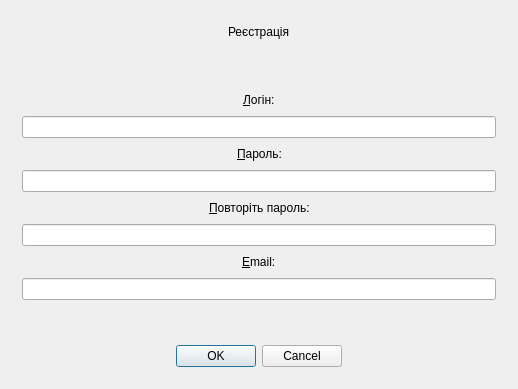
This is VENotes/noteswindow.ui in MajesticRaven/VENotes as Qt 5 draws it before an edit. The edited form follows.
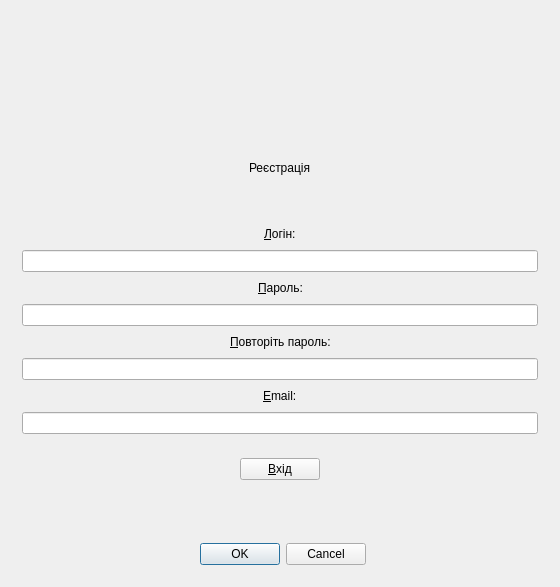
This is the edited form. The open tabs and pages were chosen to show the change. Icons and pictures are not drawn.

The edit to the form file:
```diff
--- a/VENotes/noteswindow.ui
+++ b/VENotes/noteswindow.ui
@@ -6,14 +6,14 @@
    <rect>
     <x>0</x>
     <y>0</y>
-    <width>518</width>
-    <height>389</height>
+    <width>560</width>
+    <height>587</height>
    </rect>
   </property>
   <property name="windowTitle">
    <string>NotesWindow</string>
   </property>
-  <layout class="QGridLayout" name="gridLayout">
+  <layout class="QGridLayout" name="gridLayout_2">
    <item row="0" column="0">
     <widget class="QStackedWidget" name="stackedWidget">
      <property name="currentIndex">
@@ -338,12 +338,87 @@
       <property name="focusPolicy">
        <enum>Qt::StrongFocus</enum>
       </property>
-      <layout class="QGridLayout" name="gridLayout_2">
-       <property name="sizeConstraint">
-        <enum>QLayout::SetDefaultConstraint</enum>
-       </property>
+      <layout class="QGridLayout" name="gridLayout">
        <item row="0" column="0">
-        <layout class="QVBoxLayout" name="verticalLayout_11">
+        <layout class="QVBoxLayout" name="verticalLayout_18">
+         <item>
+          <layout class="QVBoxLayout" name="verticalLayout_15">
+           <item>
+            <layout class="QHBoxLayout" name="horizontalLayout_21">
+             <item>
+              <spacer name="horizontalSpacer_37">
+               <property name="orientation">
+                <enum>Qt::Horizontal</enum>
+               </property>
+               <property name="sizeHint" stdset="0">
+                <size>
+                 <width>40</width>
+                 <height>20</height>
+                </size>
+               </property>
+              </spacer>
+             </item>
+             <item>
+              <widget class="QLabel" name="label_auth_logo_2">
+               <property name="minimumSize">
+                <size>
+                 <width>90</width>
+                 <height>90</height>
+                </size>
+               </property>
+               <property name="maximumSize">
+                <size>
+                 <width>90</width>
+                 <height>90</height>
+                </size>
+               </property>
+               <property name="baseSize">
+                <size>
+                 <width>90</width>
+                 <height>90</height>
+                </size>
+               </property>
+               <property name="text">
+                <string/>
+               </property>
+               <property name="pixmap">
+                <pixmap>../build-VENotes-Desktop_Qt_5_9_1_MinGW_32bit-Debug/debug/resources/Images/logoRealBlue.png</pixmap>
+               </property>
+               <property name="scaledContents">
+                <bool>true</bool>
+               </property>
+              </widget>
+             </item>
+             <item>
+              <spacer name="horizontalSpacer_38">
+               <property name="orientation">
+                <enum>Qt::Horizontal</enum>
+               </property>
+               <property name="sizeHint" stdset="0">
+                <size>
+                 <width>40</width>
+                 <height>20</height>
+                </size>
+               </property>
+              </spacer>
+             </item>
+            </layout>
+           </item>
+           <item>
+            <spacer name="verticalSpacer_5">
+             <property name="orientation">
+              <enum>Qt::Vertical</enum>
+             </property>
+             <property name="sizeHint" stdset="0">
+              <size>
+               <width>20</width>
+               <height>40</height>
+              </size>
+             </property>
+            </spacer>
+           </item>
+          </layout>
+         </item>
          <item>
           <layout class="QHBoxLayout" name="horizontalLayout_5">
            <item>
@@ -382,20 +457,9 @@
           </layout>
          </item>
          <item>
-          <spacer name="verticalSpacer_6">
-           <property name="orientation">
-            <enum>Qt::Vertical</enum>
-           </property>
-           <property name="sizeHint" stdset="0">
-            <size>
-             <width>20</width>
-             <height>18</height>
-            </size>
-           </property>
-          </spacer>
-         </item>
+          <layout class="QVBoxLayout" name="verticalLayout_17">
          <item>
-          <spacer name="verticalSpacer_10">
+            <spacer name="verticalSpacer_3">
            <property name="orientation">
             <enum>Qt::Vertical</enum>
            </property>
@@ -454,6 +518,8 @@
            </item>
           </layout>
          </item>
+          </layout>
+         </item>
          <item>
           <layout class="QVBoxLayout" name="verticalLayout_12">
            <item>
@@ -603,6 +669,56 @@
            </item>
           </layout>
          </item>
+         <item>
+          <spacer name="verticalSpacer_10">
+           <property name="orientation">
+            <enum>Qt::Vertical</enum>
+           </property>
+           <property name="sizeHint" stdset="0">
+            <size>
+             <width>481</width>
+             <height>13</height>
+            </size>
+           </property>
+          </spacer>
+         </item>
+         <item>
+          <layout class="QHBoxLayout" name="horizontalLayout_23">
+           <item>
+            <spacer name="horizontalSpacer_41">
+             <property name="orientation">
+              <enum>Qt::Horizontal</enum>
+             </property>
+             <property name="sizeHint" stdset="0">
+              <size>
+               <width>40</width>
+               <height>20</height>
+              </size>
+             </property>
+            </spacer>
+           </item>
+           <item>
+            <widget class="QPushButton" name="pushButton_auth">
+             <property name="text">
+              <string>&amp;Вхід</string>
+             </property>
+            </widget>
+           </item>
+           <item>
+            <spacer name="horizontalSpacer_42">
+             <property name="orientation">
+              <enum>Qt::Horizontal</enum>
+             </property>
+             <property name="sizeHint" stdset="0">
+              <size>
+               <width>40</width>
+               <height>20</height>
+              </size>
+             </property>
+            </spacer>
+           </item>
+          </layout>
+         </item>
          <item>
           <spacer name="verticalSpacer_7">
            <property name="orientation">
@@ -611,20 +727,20 @@
            <property name="sizeHint" stdset="0">
             <size>
              <width>20</width>
-             <height>15</height>
+             <height>40</height>
             </size>
            </property>
           </spacer>
          </item>
          <item>
-          <spacer name="verticalSpacer_11">
+          <spacer name="verticalSpacer_6">
            <property name="orientation">
             <enum>Qt::Vertical</enum>
            </property>
            <property name="sizeHint" stdset="0">
             <size>
-             <width>20</width>
-             <height>40</height>
+             <width>481</width>
+             <height>13</height>
             </size>
            </property>
           </spacer>
```
Left out of the diff: 160 changed lines with no effect on the pictures. Lines whose indentation alone changed are shown as unchanged.
